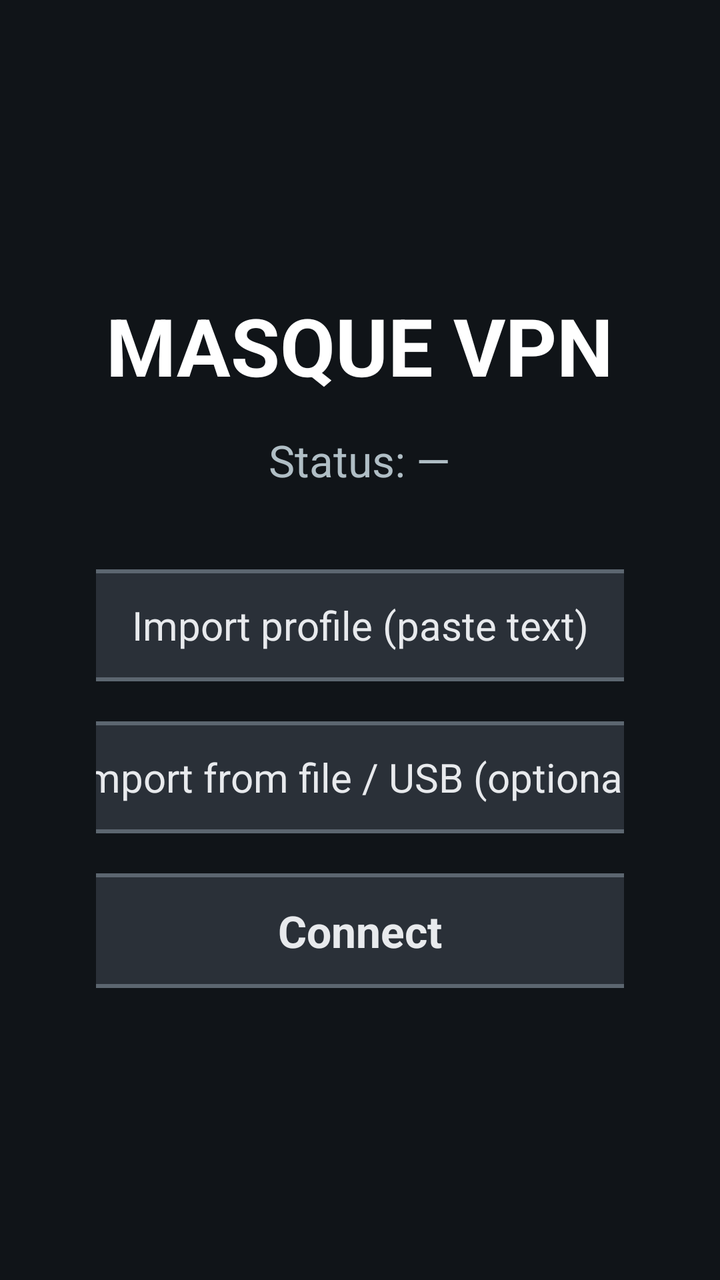
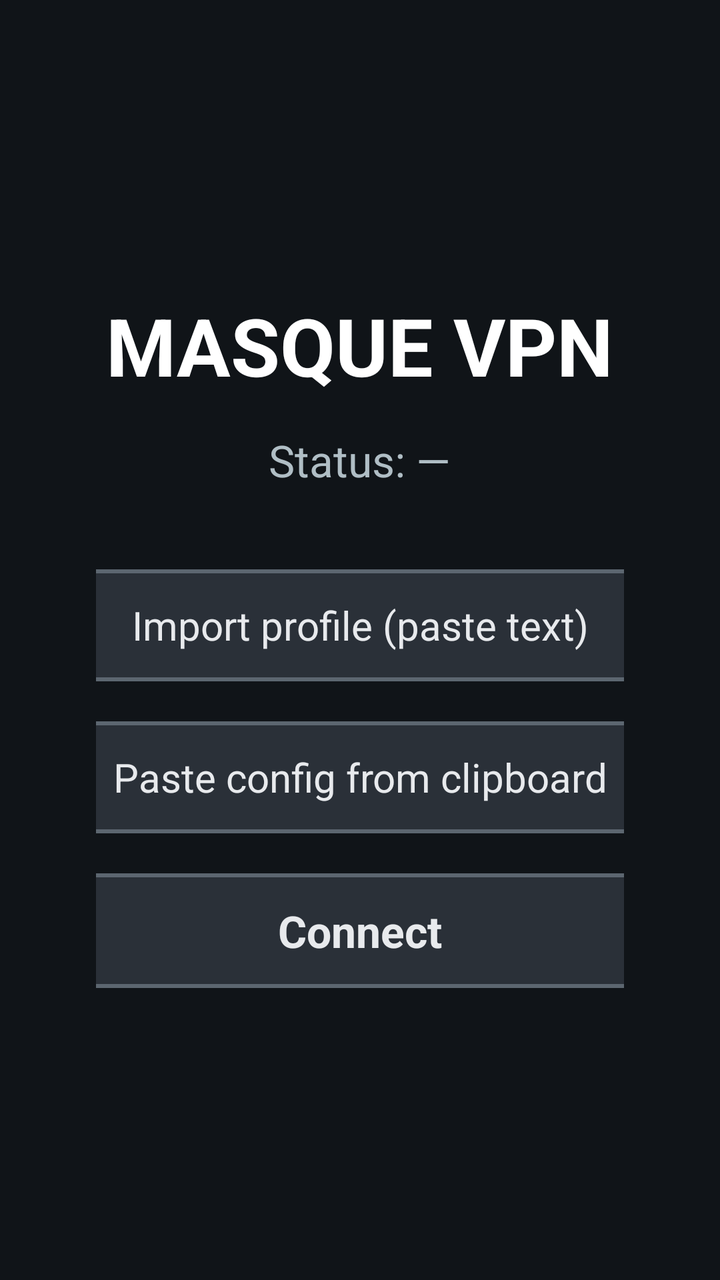

The first picture is an Android layout as it rendered before a commit; the second is the same layout after the commit. The layout source and the unified diff follow.
<!-- AndroidManifest.xml: application theme Theme.MasqueTv -->
<!-- res/layout/activity_tv_main.xml -->
<?xml version="1.0" encoding="utf-8"?>
<LinearLayout xmlns:android="http://schemas.android.com/apk/res/android"
    android:layout_width="match_parent"
    android:layout_height="match_parent"
    android:orientation="vertical"
    android:gravity="center"
    android:background="@color/tv_background"
    android:padding="48dp">

    <TextView
        android:layout_width="wrap_content"
        android:layout_height="wrap_content"
        android:text="MASQUE VPN"
        android:textColor="@color/tv_text_primary"
        android:textSize="40sp"
        android:textStyle="bold"
        android:layout_marginBottom="16dp" />

    <TextView
        android:id="@+id/tvStatus"
        android:layout_width="wrap_content"
        android:layout_height="wrap_content"
        android:text="Status: —"
        android:textColor="@color/tv_text_secondary"
        android:textSize="22sp"
        android:gravity="center"
        android:layout_marginBottom="40dp" />

    <Button
        android:id="@+id/tvBtnPaste"
        style="@style/TvButton"
        android:layout_width="520dp"
        android:layout_height="wrap_content"
        android:text="Import profile (paste text)"
        android:textSize="20sp"
        android:nextFocusDown="@+id/tvBtnImportFile"
        android:layout_marginBottom="20dp" />

    <Button
        android:id="@+id/tvBtnImportFile"
        style="@style/TvButton"
        android:layout_width="520dp"
        android:layout_height="wrap_content"
        android:text="Import from file / USB (optional)"
        android:textSize="20sp"
        android:nextFocusUp="@+id/tvBtnPaste"
        android:nextFocusDown="@+id/tvBtnConnect"
        android:layout_marginBottom="20dp" />

    <Button
        android:id="@+id/tvBtnConnect"
        style="@style/TvButton"
        android:layout_width="520dp"
        android:layout_height="wrap_content"
        android:text="Connect"
        android:textSize="22sp"
        android:textStyle="bold"
        android:nextFocusUp="@+id/tvBtnImportFile" />

</LinearLayout>
<!-- resources referenced by this layout -->
<resources>
  <color name="tv_background">#101418</color>
  <color name="tv_text_primary">#FFFFFF</color>
  <color name="tv_text_secondary">#B0BEC5</color>
  <style name="TvButton" parent="android:Widget.Material.Button">
      <item name="android:background">@drawable/tv_button_background</item>
      <item name="android:textColor">@color/tv_button_text_selector</item>
      <item name="android:minHeight">56dp</item>
      <item name="android:paddingLeft">24dp</item>
      <item name="android:paddingRight">24dp</item>
      <item name="android:paddingTop">14dp</item>
      <item name="android:paddingBottom">14dp</item>
      <item name="android:focusable">true</item>
      <item name="android:focusableInTouchMode">true</item>
      <item name="android:stateListAnimator">@null</item>
    </style>
  <style name="Theme.MasqueTv" parent="Theme.Leanback">
      <item name="android:windowBackground">@color/tv_background</item>
      <item name="android:colorBackground">@color/tv_background</item>
      <item name="android:defaultFocusHighlightEnabled">false</item>
      <item name="android:buttonStyle">@style/TvButton</item>
    </style>
  <!-- drawable tv_button_background (drawable) -->
  <?xml version="1.0" encoding="utf-8"?>
  <selector xmlns:android="http://schemas.android.com/apk/res/android">
      <item android:state_focused="true">
          <shape android:shape="rectangle">
              <solid android:color="@color/tv_button_focus_bg" />
              <stroke
                  android:width="4dp"
                  android:color="@color/tv_button_focus_border" />
              <corners android:radius="12dp" />
          </shape>
      </item>
      <item android:state_pressed="true">
          <shape android:shape="rectangle">
              <solid android:color="@color/tv_button_pressed_bg" />
              <stroke
                  android:width="3dp"
                  android:color="@color/tv_button_focus_border" />
              <corners android:radius="12dp" />
          </shape>
      </item>
      <item>
          <shape android:shape="rectangle">
              <solid android:color="@color/tv_button_bg" />
              <stroke
                  android:width="2dp"
                  android:color="@color/tv_button_border" />
              <corners android:radius="12dp" />
          </shape>
      </item>
  </selector>
  <color name="tv_button_focus_bg">#1A8CFF</color>
  <color name="tv_button_focus_border">#FFFFFF</color>
  <color name="tv_button_pressed_bg">#0F6FD4</color>
  <color name="tv_button_bg">#2A3038</color>
  <color name="tv_button_border">#5C6670</color>
</resources>

<!-- the commit's change to res/layout/activity_tv_main.xml (unified diff, before → after) -->
@@ -33,15 +33,15 @@
         android:layout_height="wrap_content"
         android:text="Import profile (paste text)"
         android:textSize="20sp"
-        android:nextFocusDown="@+id/tvBtnImportFile"
+        android:nextFocusDown="@+id/tvBtnClipboard"
         android:layout_marginBottom="20dp" />
 
     <Button
-        android:id="@+id/tvBtnImportFile"
+        android:id="@+id/tvBtnClipboard"
         style="@style/TvButton"
         android:layout_width="520dp"
         android:layout_height="wrap_content"
-        android:text="Import from file / USB (optional)"
+        android:text="Paste config from clipboard"
         android:textSize="20sp"
         android:nextFocusUp="@+id/tvBtnPaste"
         android:nextFocusDown="@+id/tvBtnConnect"
@@ -55,6 +55,6 @@
         android:text="Connect"
         android:textSize="22sp"
         android:textStyle="bold"
-        android:nextFocusUp="@+id/tvBtnImportFile" />
+        android:nextFocusUp="@+id/tvBtnClipboard" />
 
 </LinearLayout>
